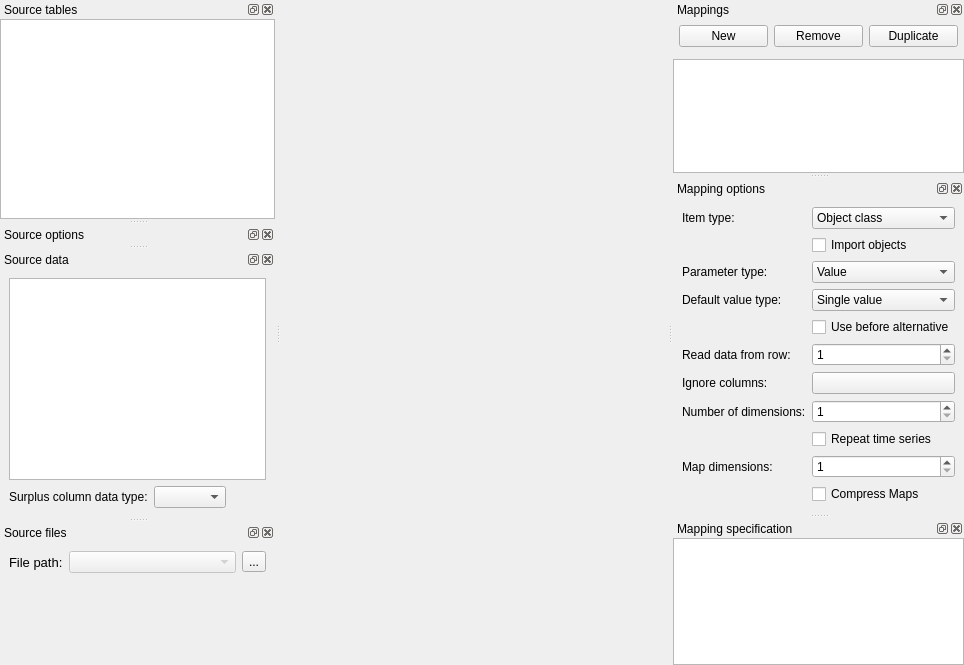
spine-tools/spine-items, file spine_items/importer/ui/import_editor_window.ui: the form before one commit.
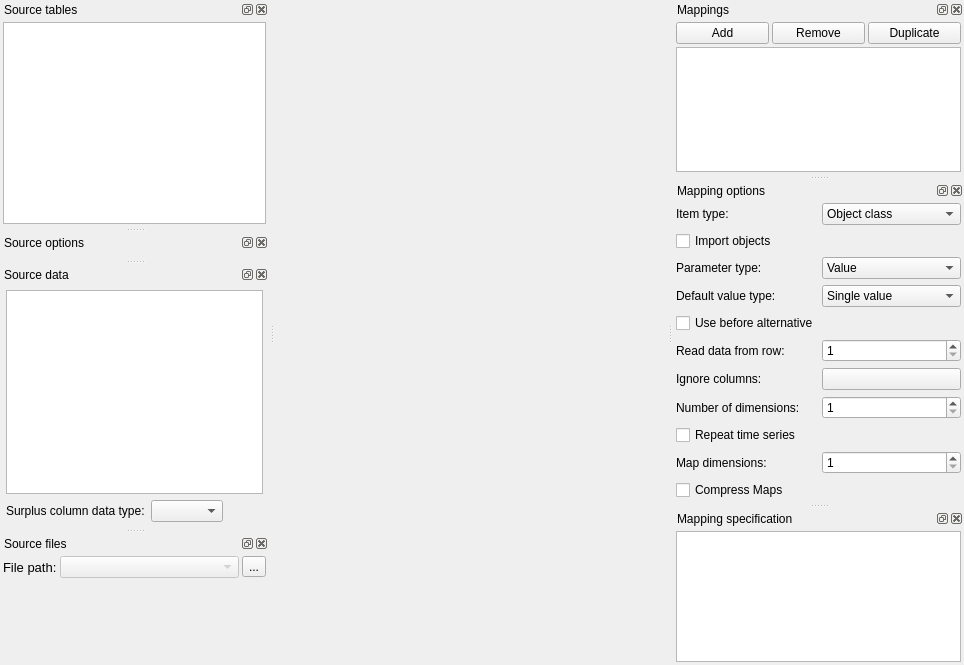
The form after the commit. Icons and pictures are not drawn. Custom widgets are drawn as their Qt base class.

Commit message: Consistent layout margins across all spec editors and dockwidgets

```diff
--- a/spine_items/importer/ui/import_editor_window.ui
+++ b/spine_items/importer/ui/import_editor_window.ui
@@ -42,16 +42,16 @@
       <number>3</number>
      </property>
      <property name="leftMargin">
-      <number>0</number>
+      <number>3</number>
      </property>
      <property name="topMargin">
-      <number>0</number>
+      <number>3</number>
      </property>
      <property name="rightMargin">
-      <number>0</number>
+      <number>3</number>
      </property>
      <property name="bottomMargin">
-      <number>0</number>
+      <number>3</number>
      </property>
      <item>
       <widget class="MultiCheckableListView" name="source_list">
@@ -79,19 +79,19 @@
    <widget class="QWidget" name="source_options_contents">
     <layout class="QVBoxLayout" name="verticalLayout_5">
      <property name="spacing">
-      <number>0</number>
+      <number>3</number>
      </property>
      <property name="leftMargin">
-      <number>0</number>
+      <number>3</number>
      </property>
      <property name="topMargin">
-      <number>0</number>
+      <number>3</number>
      </property>
      <property name="rightMargin">
-      <number>0</number>
+      <number>3</number>
      </property>
      <property name="bottomMargin">
-      <number>0</number>
+      <number>3</number>
      </property>
     </layout>
    </widget>
@@ -105,6 +105,18 @@
    </attribute>
    <widget class="QWidget" name="dockWidgetContents_3">
     <layout class="QVBoxLayout" name="verticalLayout_3">
+     <property name="leftMargin">
+      <number>6</number>
+     </property>
+     <property name="topMargin">
+      <number>6</number>
+     </property>
+     <property name="rightMargin">
+      <number>6</number>
+     </property>
+     <property name="bottomMargin">
+      <number>6</number>
+     </property>
      <item>
       <widget class="TableViewWithButtonHeader" name="source_data_table">
        <property name="contextMenuPolicy">
@@ -156,38 +168,38 @@
    <widget class="QWidget" name="dockWidgetContents_4">
     <layout class="QVBoxLayout" name="verticalLayout_7">
      <property name="spacing">
-      <number>6</number>
+      <number>3</number>
      </property>
      <property name="leftMargin">
-      <number>0</number>
+      <number>3</number>
      </property>
      <property name="topMargin">
-      <number>0</number>
+      <number>3</number>
      </property>
      <property name="rightMargin">
-      <number>0</number>
+      <number>3</number>
      </property>
      <property name="bottomMargin">
-      <number>0</number>
+      <number>3</number>
      </property>
      <item>
       <layout class="QHBoxLayout" name="button_layout">
        <property name="leftMargin">
-        <number>6</number>
+        <number>0</number>
        </property>
        <property name="topMargin">
-        <number>6</number>
+        <number>0</number>
        </property>
        <property name="rightMargin">
-        <number>6</number>
+        <number>0</number>
        </property>
        <property name="bottomMargin">
-        <number>6</number>
+        <number>0</number>
        </property>
        <item>
         <widget class="QPushButton" name="new_button">
          <property name="text">
-          <string>New</string>
+          <string>Add</string>
          </property>
         </widget>
        </item>
@@ -230,22 +242,22 @@
    <widget class="QWidget" name="mapping_options_contents">
     <layout class="QFormLayout" name="formLayout_2">
      <property name="horizontalSpacing">
-      <number>6</number>
+      <number>3</number>
      </property>
      <property name="verticalSpacing">
       <number>6</number>
      </property>
      <property name="leftMargin">
-      <number>9</number>
+      <number>3</number>
      </property>
      <property name="topMargin">
-      <number>9</number>
+      <number>3</number>
      </property>
      <property name="rightMargin">
-      <number>9</number>
+      <number>3</number>
      </property>
      <property name="bottomMargin">
-      <number>9</number>
+      <number>3</number>
      </property>
      <item row="0" column="0">
       <widget class="QLabel" name="class_type_label">
@@ -313,21 +325,21 @@
        </item>
       </widget>
      </item>
-     <item row="1" column="1">
+     <item row="2" column="0">
       <widget class="QCheckBox" name="import_objects_check_box">
        <property name="text">
         <string>Import objects</string>
        </property>
       </widget>
      </item>
-     <item row="2" column="0">
+     <item row="3" column="0">
       <widget class="QLabel" name="parameter_type_label">
        <property name="text">
         <string>Parameter type:</string>
        </property>
       </widget>
      </item>
-     <item row="2" column="1">
+     <item row="3" column="1">
       <widget class="QComboBox" name="parameter_type_combo_box">
        <item>
         <property name="text">
@@ -346,14 +358,14 @@
        </item>
       </widget>
      </item>
-     <item row="3" column="0">
+     <item row="4" column="0">
       <widget class="QLabel" name="value_type_label">
        <property name="text">
         <string>Default value type:</string>
        </property>
       </widget>
      </item>
-     <item row="3" column="1">
+     <item row="4" column="1">
       <widget class="QComboBox" name="value_type_combo_box">
        <item>
         <property name="text">
@@ -383,48 +395,58 @@
       </widget>
      </item>
      <item row="5" column="0">
+      <widget class="QCheckBox" name="before_alternative_check_box">
+       <property name="toolTip">
+        <string>Enable or disable 'Before alternative name' mapping for scenario alternative item type.</string>
+       </property>
+       <property name="text">
+        <string>Use before alternative</string>
+       </property>
+      </widget>
+     </item>
+     <item row="6" column="0">
       <widget class="QLabel" name="read_start_row_label">
        <property name="text">
         <string>Read data from row:</string>
        </property>
       </widget>
      </item>
-     <item row="5" column="1">
+     <item row="6" column="1">
       <widget class="QSpinBox" name="start_read_row_spin_box">
        <property name="minimum">
         <number>1</number>
        </property>
       </widget>
      </item>
-     <item row="6" column="0">
+     <item row="7" column="0">
       <widget class="QLabel" name="ignore_columns_label">
        <property name="text">
         <string>Ignore columns:</string>
        </property>
       </widget>
      </item>
-     <item row="6" column="1">
+     <item row="7" column="1">
       <widget class="QPushButton" name="ignore_columns_button">
        <property name="text">
         <string/>
        </property>
       </widget>
      </item>
-     <item row="7" column="0">
+     <item row="8" column="0">
       <widget class="QLabel" name="dimension_label">
        <property name="text">
         <string>Number of dimensions:</string>
        </property>
       </widget>
      </item>
-     <item row="7" column="1">
-      <widget class="QSpinBox" name="dimension_spin_box">
-       <property name="minimum">
-        <number>1</number>
-       </property>
-      </widget>
-     </item>
      <item row="8" column="1">
+      <widget class="QSpinBox" name="dimension_spin_box">
+       <property name="minimum">
+        <number>1</number>
+       </property>
+      </widget>
+     </item>
+     <item row="9" column="0">
       <widget class="QCheckBox" name="time_series_repeat_check_box">
        <property name="toolTip">
         <string>Set the repeat flag for all imported time series</string>
@@ -434,37 +456,27 @@
        </property>
       </widget>
      </item>
-     <item row="9" column="0">
+     <item row="10" column="0">
       <widget class="QLabel" name="map_dimensions_label">
        <property name="text">
         <string>Map dimensions:</string>
        </property>
       </widget>
      </item>
-     <item row="9" column="1">
-      <widget class="QSpinBox" name="map_dimension_spin_box">
-       <property name="minimum">
-        <number>1</number>
-       </property>
-      </widget>
-     </item>
      <item row="10" column="1">
+      <widget class="QSpinBox" name="map_dimension_spin_box">
+       <property name="minimum">
+        <number>1</number>
+       </property>
+      </widget>
+     </item>
+     <item row="11" column="0">
       <widget class="QCheckBox" name="map_compression_check_box">
        <property name="text">
         <string>Compress Maps</string>
        </property>
       </widget>
      </item>
-     <item row="4" column="1">
-      <widget class="QCheckBox" name="before_alternative_check_box">
-       <property name="toolTip">
-        <string>Enable or disable 'Before alternative name' mapping for scenario alternative item type.</string>
-       </property>
-       <property name="text">
-        <string>Use before alternative</string>
-       </property>
-      </widget>
-     </item>
     </layout>
    </widget>
   </widget>
@@ -478,19 +490,19 @@
    <widget class="QWidget" name="dockWidgetContents_6">
     <layout class="QVBoxLayout" name="verticalLayout_8">
      <property name="spacing">
-      <number>0</number>
+      <number>3</number>
      </property>
      <property name="leftMargin">
-      <number>0</number>
+      <number>3</number>
      </property>
      <property name="topMargin">
-      <number>0</number>
+      <number>3</number>
      </property>
      <property name="rightMargin">
-      <number>0</number>
+      <number>3</number>
      </property>
      <property name="bottomMargin">
-      <number>0</number>
+      <number>3</number>
      </property>
      <item>
       <widget class="QTableView" name="mapping_spec_table">
@@ -511,6 +523,21 @@
    </attribute>
    <widget class="QWidget" name="dockWidgetContents_7">
     <layout class="QVBoxLayout" name="verticalLayout">
+     <property name="spacing">
+      <number>3</number>
+     </property>
+     <property name="leftMargin">
+      <number>3</number>
+     </property>
+     <property name="topMargin">
+      <number>3</number>
+     </property>
+     <property name="rightMargin">
+      <number>3</number>
+     </property>
+     <property name="bottomMargin">
+      <number>3</number>
+     </property>
      <item>
       <layout class="QHBoxLayout" name="horizontalLayout_2">
        <item>
```
Left out of the diff: 2 changed lines with no effect on the pictures. The commit also changes 7 other files.
